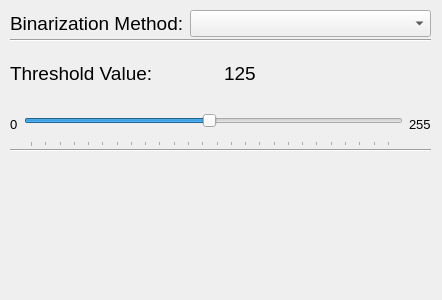
The window that Widgets/skeletonizationWindowUI.ui (R1ma0/TheIsolatorOfStringsOfGalaxies) describes before a commit, drawn with Qt 5.
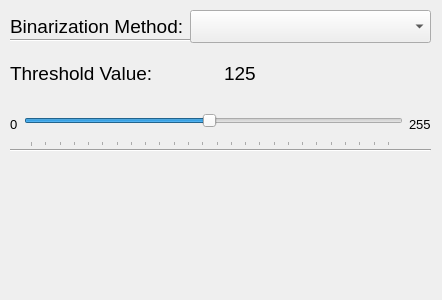
The same window after the commit.

```diff
--- a/Widgets/skeletonizationWindowUI.ui
+++ b/Widgets/skeletonizationWindowUI.ui
@@ -39,13 +39,13 @@
     <enum>Qt::Horizontal</enum>
    </property>
   </widget>
-  <widget class="QWidget" name="">
+  <widget class="QWidget" name="layoutWidget">
    <property name="geometry">
     <rect>
      <x>10</x>
      <y>10</y>
      <width>421</width>
-     <height>27</height>
+     <height>33</height>
     </rect>
    </property>
    <layout class="QHBoxLayout" name="horizontalLayout">
@@ -80,7 +80,7 @@
     </item>
    </layout>
   </widget>
-  <widget class="QWidget" name="">
+  <widget class="QWidget" name="layoutWidget">
    <property name="geometry">
     <rect>
      <x>10</x>
```
